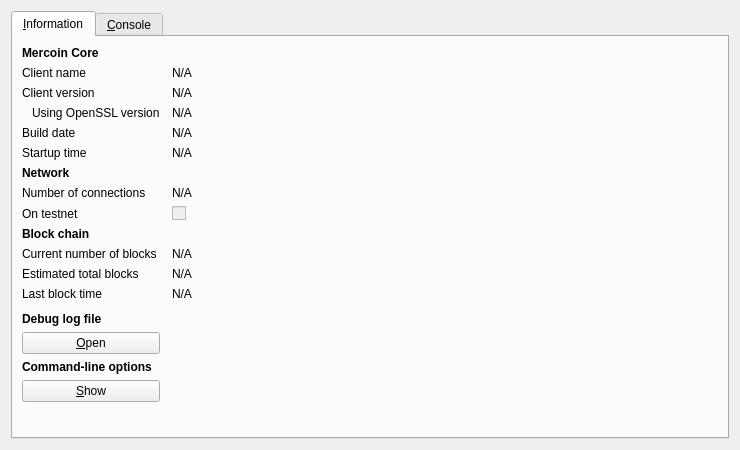
Old version of the form src/qt/forms/rpcconsole.ui in the repository MERCOINMRN/Mercoin.
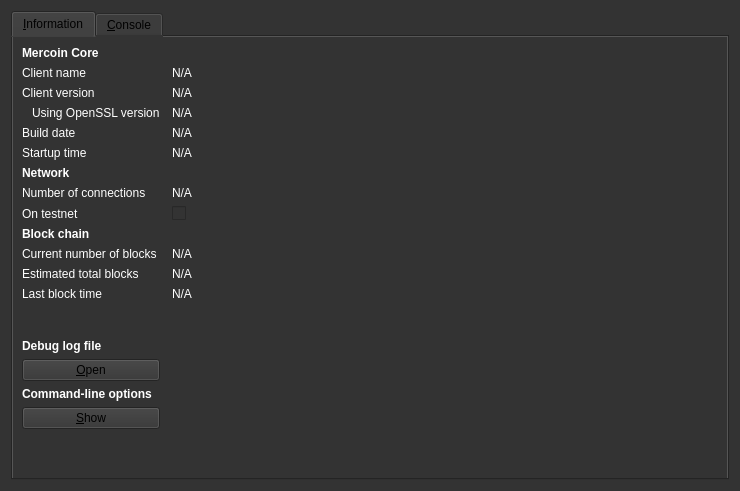
New version of the form. Icons and pictures are not drawn.

```diff
--- a/src/qt/forms/rpcconsole.ui
+++ b/src/qt/forms/rpcconsole.ui
@@ -7,12 +7,15 @@
     <x>0</x>
     <y>0</y>
     <width>740</width>
-    <height>450</height>
+    <height>491</height>
    </rect>
   </property>
   <property name="windowTitle">
    <string>Mercoin - Debug window</string>
   </property>
+  <property name="styleSheet">
+   <string notr="true">background-color: rgb(51, 51, 51);</string>
+  </property>
   <layout class="QVBoxLayout" name="verticalLayout_2">
    <item>
     <widget class="QTabWidget" name="tabWidget">
@@ -35,6 +38,9 @@
            <bold>true</bold>
           </font>
          </property>
+         <property name="styleSheet">
+          <string notr="true">color: rgb(255, 255, 255);</string>
+         </property>
          <property name="text">
           <string>Mercoin Core</string>
          </property>
@@ -42,6 +48,9 @@
        </item>
        <item row="1" column="0">
         <widget class="QLabel" name="label_5">
+         <property name="styleSheet">
+          <string notr="true">color: rgb(255, 255, 255);</string>
+         </property>
          <property name="text">
           <string>Client name</string>
          </property>
@@ -52,6 +61,9 @@
          <property name="cursor">
           <cursorShape>IBeamCursor</cursorShape>
          </property>
+         <property name="styleSheet">
+          <string notr="true">color: rgb(255, 255, 255);</string>
+         </property>
          <property name="text">
           <string>N/A</string>
          </property>
@@ -65,6 +77,9 @@
        </item>
        <item row="2" column="0">
         <widget class="QLabel" name="label_6">
+         <property name="styleSheet">
+          <string notr="true">color: rgb(255, 255, 255);</string>
+         </property>
          <property name="text">
           <string>Client version</string>
          </property>
@@ -75,6 +90,9 @@
          <property name="cursor">
           <cursorShape>IBeamCursor</cursorShape>
          </property>
+         <property name="styleSheet">
+          <string notr="true">color: rgb(255, 255, 255);</string>
+         </property>
          <property name="text">
           <string>N/A</string>
          </property>
@@ -88,6 +106,9 @@
        </item>
        <item row="3" column="0">
         <widget class="QLabel" name="label_14">
+         <property name="styleSheet">
+          <string notr="true">color: rgb(255, 255, 255);</string>
+         </property>
          <property name="text">
           <string>Using OpenSSL version</string>
          </property>
@@ -101,6 +122,9 @@
          <property name="cursor">
           <cursorShape>IBeamCursor</cursorShape>
          </property>
+         <property name="styleSheet">
+          <string notr="true">color: rgb(255, 255, 255);</string>
+         </property>
          <property name="text">
           <string>N/A</string>
          </property>
@@ -114,6 +138,9 @@
        </item>
        <item row="4" column="0">
         <widget class="QLabel" name="label_12">
+         <property name="styleSheet">
+          <string notr="true">color: rgb(255, 255, 255);</string>
+         </property>
          <property name="text">
           <string>Build date</string>
          </property>
@@ -124,6 +151,9 @@
          <property name="cursor">
           <cursorShape>IBeamCursor</cursorShape>
          </property>
+         <property name="styleSheet">
+          <string notr="true">color: rgb(255, 255, 255);</string>
+         </property>
          <property name="text">
           <string>N/A</string>
          </property>
@@ -137,6 +167,9 @@
        </item>
        <item row="5" column="0">
         <widget class="QLabel" name="label_13">
+         <property name="styleSheet">
+          <string notr="true">color: rgb(255, 255, 255);</string>
+         </property>
          <property name="text">
           <string>Startup time</string>
          </property>
@@ -147,6 +180,9 @@
          <property name="cursor">
           <cursorShape>IBeamCursor</cursorShape>
          </property>
+         <property name="styleSheet">
+          <string notr="true">color: rgb(255, 255, 255);</string>
+         </property>
          <property name="text">
           <string>N/A</string>
          </property>
@@ -166,6 +202,9 @@
            <bold>true</bold>
           </font>
          </property>
+         <property name="styleSheet">
+          <string notr="true">color: rgb(255, 255, 255);</string>
+         </property>
          <property name="text">
           <string>Network</string>
          </property>
@@ -173,6 +212,9 @@
        </item>
        <item row="7" column="0">
         <widget class="QLabel" name="label_7">
+         <property name="styleSheet">
+          <string notr="true">color: rgb(255, 255, 255);</string>
+         </property>
          <property name="text">
           <string>Number of connections</string>
          </property>
@@ -183,6 +225,9 @@
          <property name="cursor">
           <cursorShape>IBeamCursor</cursorShape>
          </property>
+         <property name="styleSheet">
+          <string notr="true">color: rgb(255, 255, 255);</string>
+         </property>
          <property name="text">
           <string>N/A</string>
          </property>
@@ -196,6 +241,9 @@
        </item>
        <item row="8" column="0">
         <widget class="QLabel" name="label_8">
+         <property name="styleSheet">
+          <string notr="true">color: rgb(255, 255, 255);</string>
+         </property>
          <property name="text">
           <string>On testnet</string>
          </property>
@@ -219,6 +267,9 @@
            <bold>true</bold>
           </font>
          </property>
+         <property name="styleSheet">
+          <string notr="true">color: rgb(255, 255, 255);</string>
+         </property>
          <property name="text">
           <string>Block chain</string>
          </property>
@@ -226,6 +277,9 @@
        </item>
        <item row="10" column="0">
         <widget class="QLabel" name="label_3">
+         <property name="styleSheet">
+          <string notr="true">color: rgb(255, 255, 255);</string>
+         </property>
          <property name="text">
           <string>Current number of blocks</string>
          </property>
@@ -236,6 +290,9 @@
          <property name="cursor">
           <cursorShape>IBeamCursor</cursorShape>
          </property>
+         <property name="styleSheet">
+          <string notr="true">color: rgb(255, 255, 255);</string>
+         </property>
          <property name="text">
           <string>N/A</string>
          </property>
@@ -249,6 +306,9 @@
        </item>
        <item row="11" column="0">
         <widget class="QLabel" name="label_4">
+         <property name="styleSheet">
+          <string notr="true">color: rgb(255, 255, 255);</string>
+         </property>
          <property name="text">
           <string>Estimated total blocks</string>
          </property>
@@ -259,6 +319,9 @@
          <property name="cursor">
           <cursorShape>IBeamCursor</cursorShape>
          </property>
+         <property name="styleSheet">
+          <string notr="true">color: rgb(255, 255, 255);</string>
+         </property>
          <property name="text">
           <string>N/A</string>
          </property>
@@ -272,6 +335,9 @@
        </item>
        <item row="12" column="0">
         <widget class="QLabel" name="label_2">
+         <property name="styleSheet">
+          <string notr="true">color: rgb(255, 255, 255);</string>
+         </property>
          <property name="text">
           <string>Last block time</string>
          </property>
@@ -282,6 +348,9 @@
          <property name="cursor">
           <cursorShape>IBeamCursor</cursorShape>
          </property>
+         <property name="styleSheet">
+          <string notr="true">color: rgb(255, 255, 255);</string>
+         </property>
          <property name="text">
           <string>N/A</string>
          </property>
@@ -314,6 +383,9 @@
            <bold>true</bold>
           </font>
          </property>
+         <property name="styleSheet">
+          <string notr="true">color: rgb(255, 255, 255);</string>
+         </property>
          <property name="text">
           <string>Debug log file</string>
          </property>
@@ -340,6 +412,9 @@
            <bold>true</bold>
           </font>
          </property>
+         <property name="styleSheet">
+          <string notr="true">color: rgb(255, 255, 255);</string>
+         </property>
          <property name="text">
           <string>Command-line options</string>
          </property>
```
